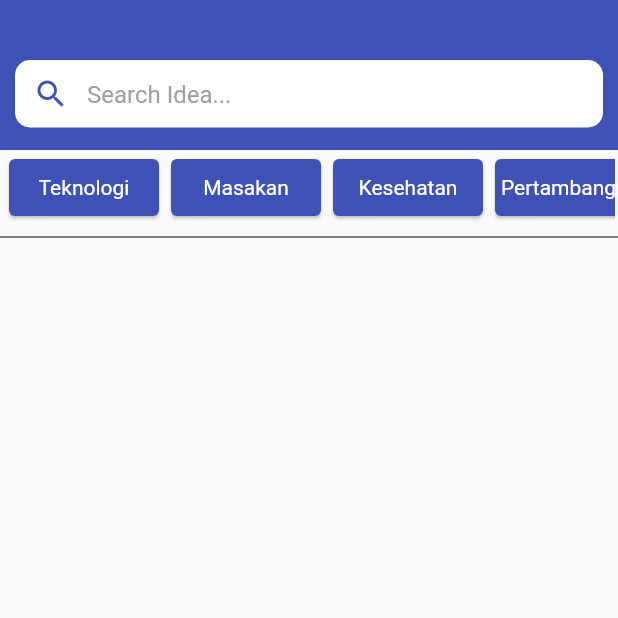
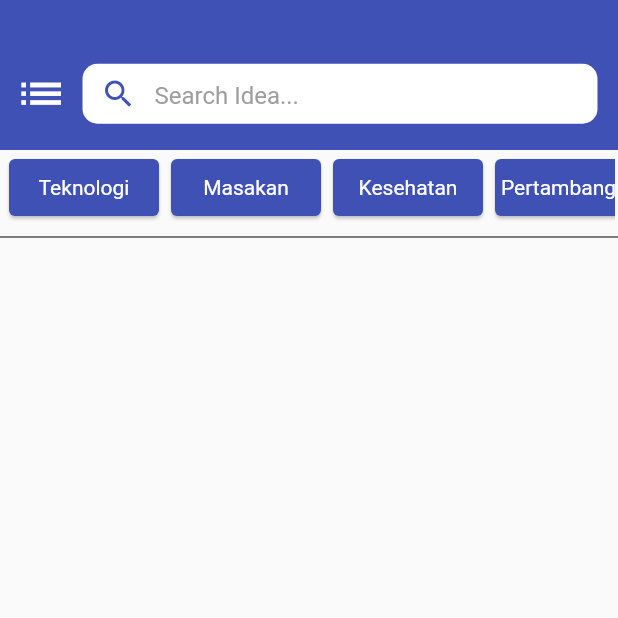
Before and after one commit to AldoReghan/IDEAShare, a Flutter app: the screen it shows after launch, on a phone screen of 412 x 824 dp, the top half of it. Run offline on Flutter 3.47's test engine with Material 2 defaults, Android fonts, the phone set to English and light mode, and no system bars.

```diff
--- a/lib/pages/home.dart
+++ b/lib/pages/home.dart
@@ -16,20 +16,37 @@ class Home extends StatefulWidget {
 }
 
 class _HomeState extends State<Home> {
-  @override
-  Widget build(BuildContext context) {
-    return Scaffold(
-      body: Column(
-        children: [
-          Stack(
+  GlobalKey<ScaffoldState> _key = GlobalKey();
+
+  buildDrawer() {
+    return Drawer();
+  }
+
+  Widget setAppBar(GlobalKey<ScaffoldState> globalKey) {
+    return Stack(
       children: [
         Container(
           color: Colors.indigo,
           height: 100,
           child: Padding(
             padding: const EdgeInsets.only(top: 40, left: 10, right: 10),
-                  child: Container(
+            child: Row(
+              children: [
+                Container(
+                    margin: EdgeInsets.only(bottom: 15, right: 10),
+                    child: GestureDetector(
+                      onTap: () {
+                        globalKey.currentState.openDrawer();
+                      },
+                      child: Icon(
+                        Icons.list,
+                        size: 35,
+                        color: Colors.white,
+                      ),
+                    )),
+                Container(
                   height: 40,
+                  width: MediaQuery.of(context).size.width / 1.2,
                   margin: EdgeInsets.only(bottom: 15),
                   decoration: BoxDecoration(
                       color: Colors.white,
@@ -46,12 +63,17 @@ class _HomeState extends State<Home> {
                       ),
                     ),
                   ),
+                )
+              ],
             ),
           ),
         ),
       ],
-          ),
-          Container(
+    );
+  }
+
+  buildListKategori() {
+    return Container(
       height: 50,
       padding: EdgeInsets.all(2),
       child: ListView(
@@ -100,7 +122,18 @@ class _HomeState extends State<Home> {
           )
         ],
       ),
-          ),
+    );
+  }
+
+  @override
+  Widget build(BuildContext context) {
+    return Scaffold(
+      key: _key,
+      drawer: buildDrawer(),
+      body: Column(
+        children: [
+          setAppBar(_key),
+          buildListKategori(),
           Divider(
             color: Colors.black,
           )
```
Lines whose indentation alone changed are shown as unchanged.
